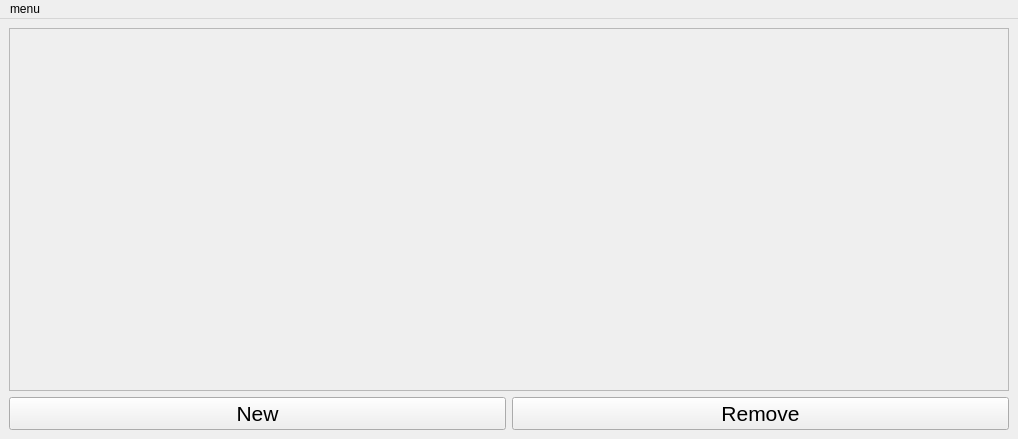
Above: quizzeseditor.ui from arkadiusz97/Quizzes before the change. Below: the same form after it.
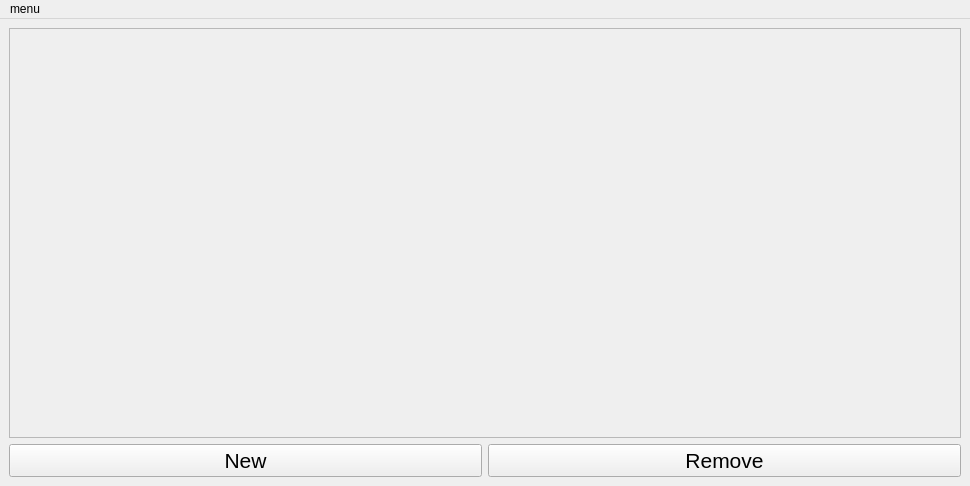
That is the form after the change.

Patch:
```diff
--- a/quizzeseditor.ui
+++ b/quizzeseditor.ui
@@ -6,8 +6,8 @@
    <rect>
     <x>0</x>
     <y>0</y>
-    <width>1018</width>
-    <height>439</height>
+    <width>970</width>
+    <height>486</height>
    </rect>
   </property>
   <property name="windowTitle">
@@ -62,7 +62,7 @@
     <rect>
      <x>0</x>
      <y>0</y>
-     <width>1018</width>
+     <width>970</width>
      <height>21</height>
     </rect>
    </property>
```
